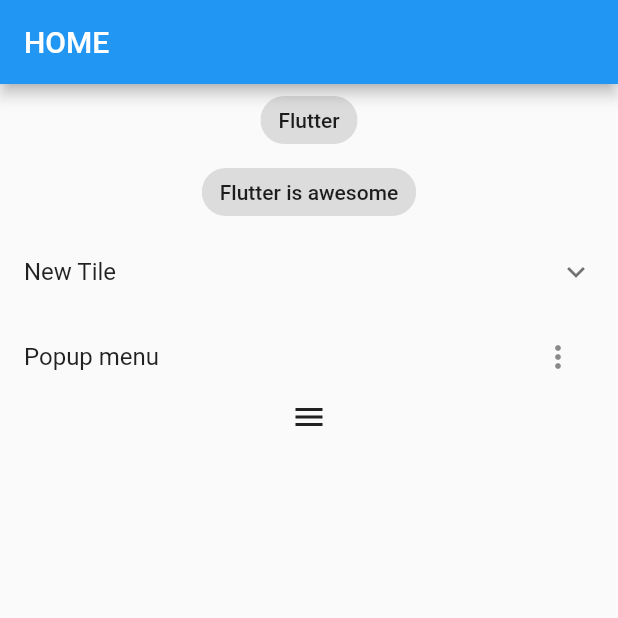
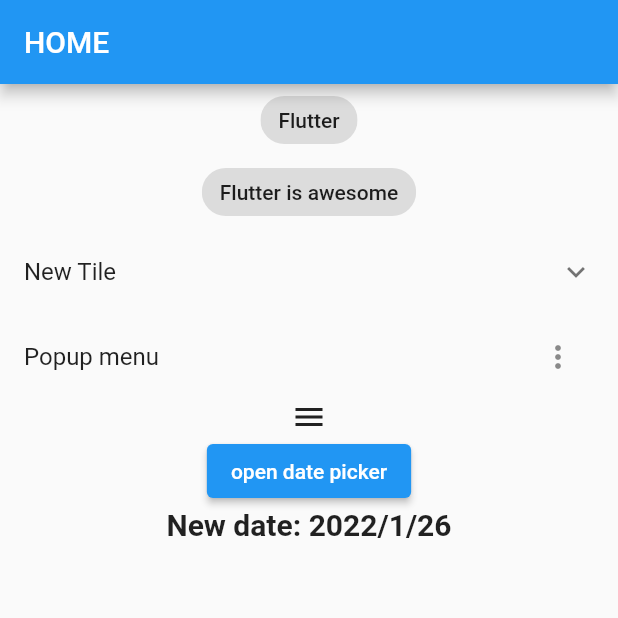
Before and after one commit to Prince-Kd/Awesome_widgets, a Flutter app: the screen it shows after launch, on a phone screen of 412 x 824 dp, the top half of it. Run offline on Flutter 3.47's test engine with Material 2 defaults, Android fonts, the phone set to English and light mode, and no system bars.

Commit message:
Add showDatePicker widget

```diff
--- a/lib/main.dart
+++ b/lib/main.dart
@@ -1,6 +1,7 @@
 import 'package:awesome_widgets/widgets/animations.dart';
 import 'package:awesome_widgets/widgets/chips.dart';
 import 'package:awesome_widgets/widgets/custom_search.dart';
+import 'package:awesome_widgets/widgets/date_time.dart';
 import 'package:awesome_widgets/widgets/popup_menu.dart';
 import 'package:awesome_widgets/widgets/tiles.dart';
 import 'package:flutter/material.dart';
@@ -51,7 +52,8 @@ class _MyHomePageState extends State<MyHomePage> {
               title: Text('Popup menu'),
               trailing: Popup(),
             ),
-            AnimOne()
+            AnimOne(),
+            DateWidget()
 
           ],
         )));
--- /dev/null
+++ b/lib/widgets/date_time.dart
@@ -0,0 +1,28 @@
+import 'package:flutter/material.dart';
+
+class DateWidget extends StatefulWidget {
+  const DateWidget({Key? key}) : super(key: key);
+
+  @override
+  _DateWidgetState createState() => _DateWidgetState();
+}
+
+class _DateWidgetState extends State<DateWidget> {
+  DateTime? _selectedDate = DateTime.now();
+  @override
+  Widget build(BuildContext context) {
+    return Column(
+      children: [
+        ElevatedButton(onPressed: (){
+          var result = showDatePicker(context: context, initialDate: _selectedDate!, firstDate: DateTime(1800), lastDate: DateTime(3000));
+          result.then((value){
+            setState(() {
+              _selectedDate = value;
+            });
+          });
+        }, child: const Text('open date picker'),),
+        Text('New date: ${_selectedDate!.year}/${_selectedDate!.month}/${_selectedDate!.day}', style: TextStyle(fontSize: 20, fontWeight: FontWeight.w700),)
+      ],
+    );
+  }
+}
```
